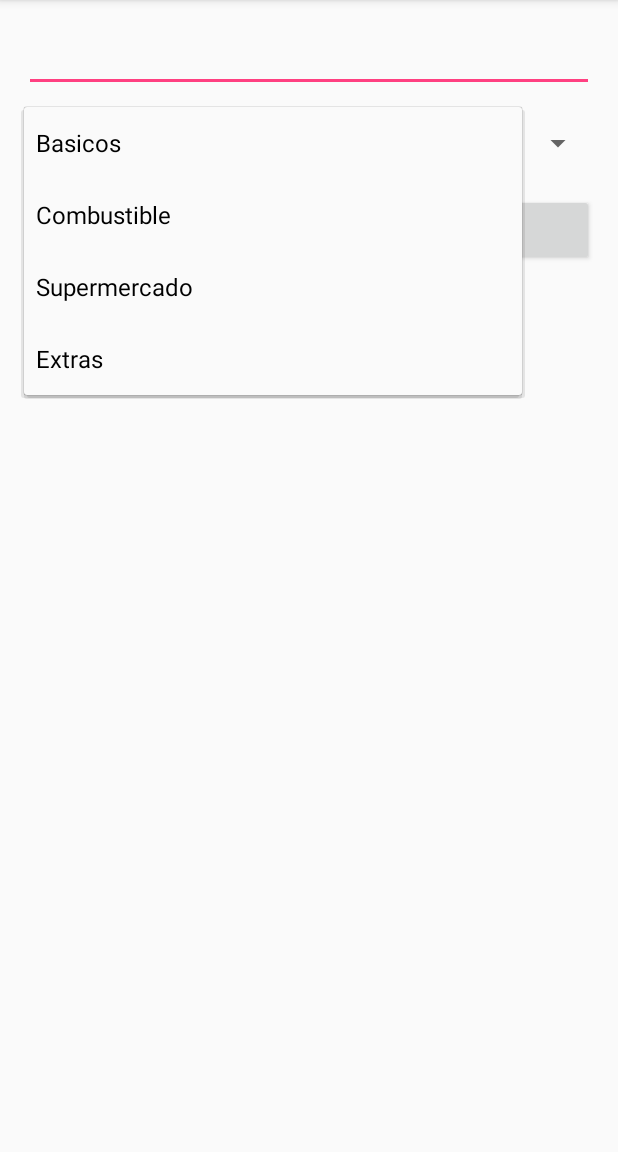
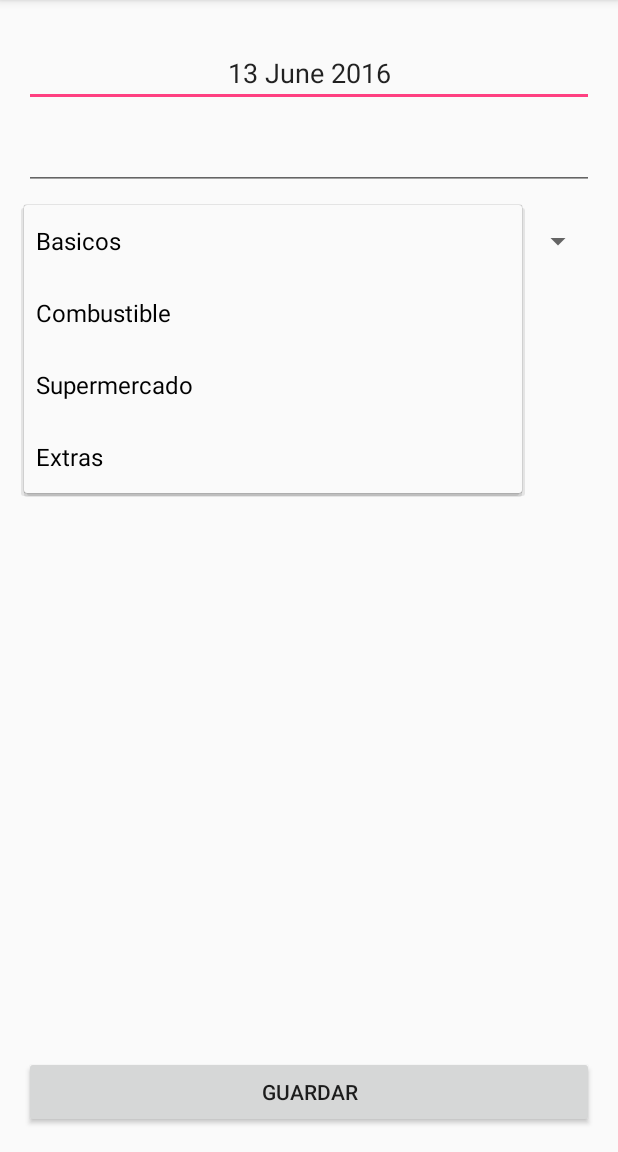
Before and after one commit to simon2017/Android, an Android app: the GastoActivity screen opened directly, with no data from a screen before it, after a tap on "Basicos", on a phone screen of 412 x 824 dp, the part 84-1236 px from its top. Run offline under Robolectric (Android 15) with nearby library versions, the phone set to English and light mode, and no system bars.

Commit message:
Se carga selector de fecha

```diff
--- a/Balance/app/src/main/java/cl/sgutierc/balance/GastoActivity.java
+++ b/Balance/app/src/main/java/cl/sgutierc/balance/GastoActivity.java
@@ -1,5 +1,7 @@
 package cl.sgutierc.balance;
 
+import android.app.DatePickerDialog;
+import android.content.Context;
 import android.content.Intent;
 import android.database.sqlite.SQLiteDatabase;
 import android.os.Bundle;
@@ -7,8 +9,13 @@ import android.support.v7.app.AppCompatActivity;
 import android.view.View;
 import android.widget.ArrayAdapter;
 import android.widget.Button;
+import android.widget.DatePicker;
 import android.widget.EditText;
 import android.widget.Spinner;
+
+import java.text.SimpleDateFormat;
+import java.util.Calendar;
+import java.util.Date;
 
 import cl.sgutierc.balance.dao.CategoriasDao;
 import cl.sgutierc.balance.dao.CategoriasQuery;
@@ -17,29 +24,42 @@ import cl.sgutierc.libdatarepository.SQLiteRepo;
 /**
  * Created by sgutierc on 08-06-2016.
  */
-public class GastoActivity extends AppCompatActivity {
+public class GastoActivity extends AppCompatActivity implements DatePickerDialog.OnDateSetListener{
 
     public static final String MONTO_BUNDLE_ID="monto.id";
     public static final String CATEGORIA_BUNDLE_ID="categoria.id";
 
 
+    private EditText dateTxt;
+    private final SimpleDateFormat sdf = new SimpleDateFormat("dd MMMM yyyy");
+    private GastoActivity activity;
+
+    public void onDateSet(DatePicker view, int year, int monthOfYear, int dayOfMonth) {
+        Calendar newDate = Calendar.getInstance();
+        newDate.set(year, monthOfYear, dayOfMonth);
+        dateTxt.setText(sdf.format(newDate.getTime()));
+    }
+
     @Override
     protected void onCreate(Bundle savedInstanceState) {
         super.onCreate(savedInstanceState);
+        activity=this;
         setContentView(R.layout.gasto_layout);
 
-        BalanceSchema schema = new BalanceSchema();
+        loadCategorias();
 
-        SQLiteRepo repository = new SQLiteRepo(this, new BalanceSchema());
-        SQLiteDatabase database = repository.getWritableDatabase();
+        dateTxt=(EditText)findViewById(R.id.dateEditTxt);
+        {
+            final Calendar newCalendar = Calendar.getInstance();
 
-        CategoriasQuery query = new CategoriasQuery();
-        CategoriasDao[] categorias = query.getCategorias(database).toArray(new CategoriasDao[]{});
-
-        final Spinner categoriaDropDown = (Spinner) findViewById(R.id.categoriaDropdown);
-        ArrayAdapter<CategoriasDao> adapter = new ArrayAdapter<CategoriasDao>(this, android.R.layout.simple_spinner_dropdown_item, categorias);
-        categoriaDropDown.setAdapter(adapter);
-
+            dateTxt.setText(sdf.format(newCalendar.getTime()));
+            dateTxt.setOnClickListener(new View.OnClickListener() {
+                @Override
+                public void onClick(View view) {
+                    new DatePickerDialog(activity, activity, newCalendar.get(Calendar.YEAR), newCalendar.get(Calendar.MONTH), newCalendar.get(Calendar.DAY_OF_MONTH)).show();
+                }
+            });
+        }
         Button saveButton = (Button) findViewById(R.id.saveButton);
 
         saveButton.setOnClickListener(new  View.OnClickListener() {
@@ -61,4 +81,22 @@ public class GastoActivity extends AppCompatActivity {
             }
         });
     }
+
+    /**
+     * Carga en combo de categorias las categorias existentes en BD
+     */
+    void loadCategorias(){
+        BalanceSchema schema = new BalanceSchema();
+
+        SQLiteRepo repository = new SQLiteRepo(this, new BalanceSchema());
+        SQLiteDatabase database = repository.getWritableDatabase();
+
+        CategoriasQuery query = new CategoriasQuery();
+        CategoriasDao[] categorias = query.getCategorias(database).toArray(new CategoriasDao[]{});
+
+        final Spinner categoriaDropDown = (Spinner) findViewById(R.id.categoriaDropdown);
+        ArrayAdapter<CategoriasDao> adapter = new ArrayAdapter<CategoriasDao>(this, android.R.layout.simple_spinner_dropdown_item, categorias);
+        categoriaDropDown.setAdapter(adapter);
+
+    }
 }
--- a/Balance/app/src/main/res/layout/gasto_layout.xml
+++ b/Balance/app/src/main/res/layout/gasto_layout.xml
@@ -11,17 +11,26 @@
     tools:context="cl.sgutierc.balance.GastoActivity">
 
     <EditText
-        android:layout_width="wrap_content"
+        android:layout_width="match_parent"
+        android:layout_height="wrap_content"
+        android:inputType="date"
+        android:id="@+id/dateEditTxt"
+        android:layout_alignParentTop="true"
+        android:layout_alignParentLeft="true"
+        android:layout_alignParentStart="true"
+        android:layout_marginTop="10dp"
+        android:gravity="center"/>
+
+    <EditText
+        android:layout_width="match_parent"
         android:layout_height="wrap_content"
         android:inputType="numberSigned"
         android:ems="10"
         android:id="@+id/montoEditTxt"
-        android:layout_alignParentTop="true"
-        android:layout_alignParentLeft="true"
-        android:layout_alignParentStart="true"
-        android:layout_alignRight="@+id/categoriaDropdown"
-        android:layout_alignEnd="@+id/categoriaDropdown"
-        android:textAlignment="center" />
+        android:textAlignment="center"
+        android:layout_below="@id/dateEditTxt"
+        android:layout_marginTop="10dp"
+        android:gravity="center"/>
 
     <Spinner
         android:id="@+id/categoriaDropdown"
@@ -30,20 +39,19 @@
         android:spinnerMode="dropdown"
         android:clickable="true"
         android:layout_below="@+id/montoEditTxt"
-        android:layout_alignParentRight="true"
-        android:layout_alignParentEnd="true"
-        android:layout_marginTop="10dp" />
+        android:layout_marginTop="10dp"
+        android:gravity="center"/>
 
     <Button
-        android:layout_width="wrap_content"
+        android:layout_width="match_parent"
         android:layout_height="wrap_content"
         android:text="Guardar"
         android:id="@+id/saveButton"
-        android:layout_below="@+id/categoriaDropdown"
+        android:layout_alignParentBottom="true"
         android:layout_alignParentLeft="true"
-        android:layout_alignParentStart="true"
-        android:layout_marginTop="10dp"
-        android:layout_alignParentRight="true"
-        android:layout_alignParentEnd="true" />
+        android:layout_alignParentStart="true" />
+
+
+
 
 </RelativeLayout>
```
